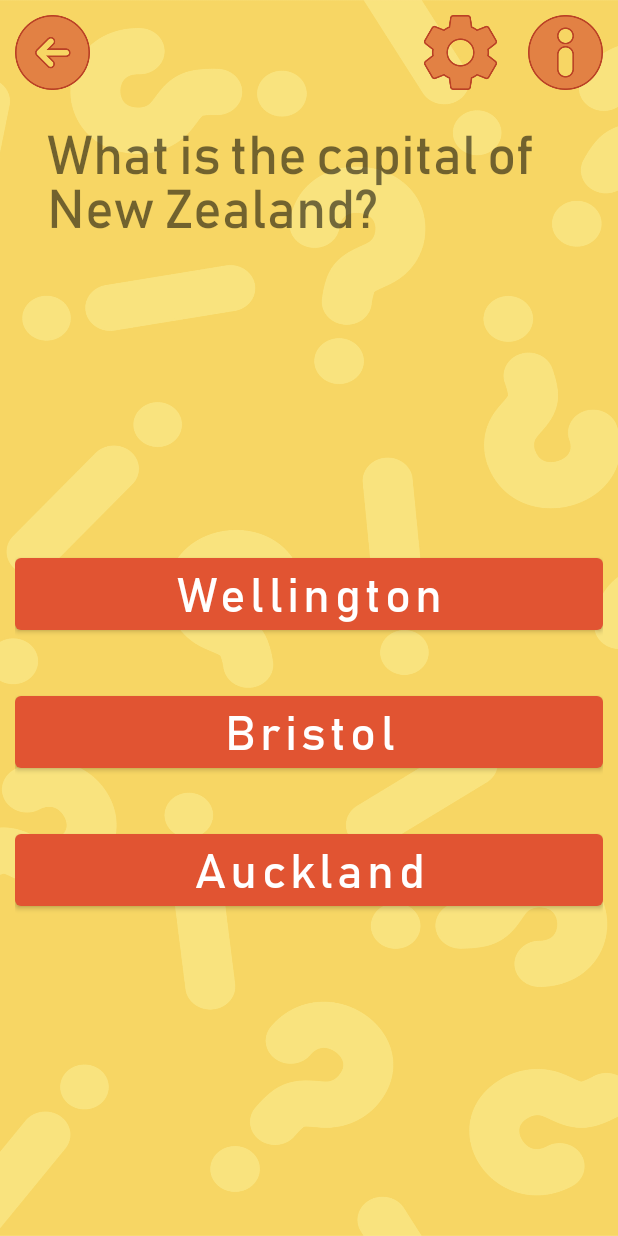
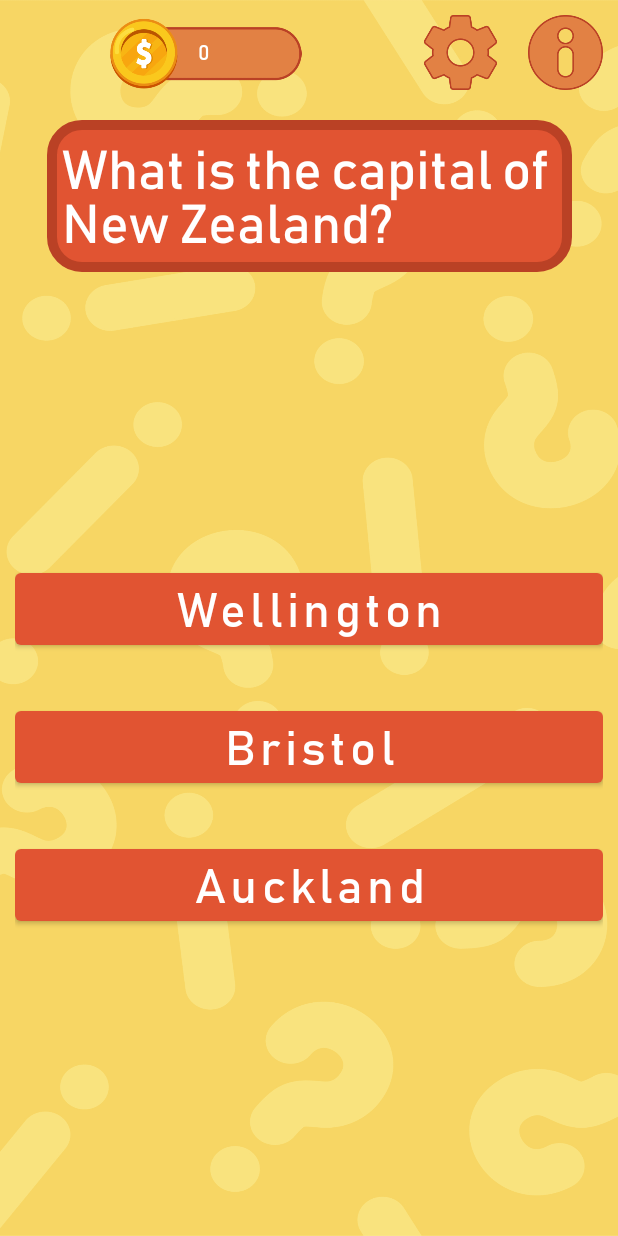
Before and after one commit to Ulianovaaa/FortuneWheel, an Android app: the QuestionFragment screen opened through its navigation route, on a phone screen of 412 x 824 dp. Run offline under Robolectric (Android 15) with nearby library versions, the phone set to English and light mode, and no system bars.

Commit message:
деньги показываются

```diff
--- a/app/src/main/java/com/izzzya/fortunewheel/QuestionFragment.kt
+++ b/app/src/main/java/com/izzzya/fortunewheel/QuestionFragment.kt
@@ -8,6 +8,7 @@ import android.view.TextureView
 import android.view.View
 import android.view.ViewGroup
 import android.widget.Button
+import android.widget.ImageView
 import android.widget.TextView
 import android.widget.Toast
 import androidx.fragment.app.findFragment
@@ -34,6 +35,7 @@ class QuestionFragment : Fragment() {
 
     override fun onViewCreated(view: View, savedInstanceState: Bundle?) {
         super.onViewCreated(view, savedInstanceState)
+        requireActivity().findViewById<ImageView>(R.id.backBtn).visibility = View.GONE
         val header = view.findViewById<TextView>(R.id.questionTV)
         val ans1 = view.findViewById<Button>(R.id.answerBtn1)
         val ans2 = view.findViewById<Button>(R.id.answerBtn2)
--- a/app/src/main/java/com/izzzya/fortunewheel/WheelFragment.kt
+++ b/app/src/main/java/com/izzzya/fortunewheel/WheelFragment.kt
@@ -11,6 +11,7 @@ import android.view.animation.DecelerateInterpolator
 import android.view.animation.RotateAnimation
 import android.widget.Button
 import android.widget.ImageView
+import android.widget.TextView
 import android.widget.Toast
 import androidx.navigation.fragment.findNavController
 import java.util.Random
@@ -40,6 +41,7 @@ class WheelFragment : Fragment() {
 
     override fun onViewCreated(view: View, savedInstanceState: Bundle?) {
         super.onViewCreated(view, savedInstanceState)
+        requireActivity().findViewById<ImageView>(R.id.backBtn).visibility = View.GONE
         val spinBtn = view.findViewById<Button>(R.id.spinBtn)
         val earned = 0
         val wheel = view.findViewById<ImageView>(R.id.wheelIV)
@@ -61,6 +63,7 @@ class WheelFragment : Fragment() {
                 override fun onAnimationEnd(p0: Animation?) {
                     val earnedCoins = sectors[sectors.size-(rndSectorIndex+1)]
                     Toast.makeText(requireContext(), earnedCoins.toString(), Toast.LENGTH_SHORT).show()
+                    requireActivity().findViewById<TextView>(R.id.moneyTV).text = earnedCoins.toString()
                     spinning = false
                     findNavController().navigate(R.id.action_global_questionFragment)
 
--- a/app/src/main/res/layout/activity_main.xml
+++ b/app/src/main/res/layout/activity_main.xml
@@ -38,6 +38,27 @@
             android:padding="10dp"
             android:layout_width="70dp"
             android:layout_height="70dp"/>
+
+        <ImageView
+            android:id="@+id/moneyIV"
+            android:layout_width="200dp"
+            android:layout_height="70dp"
+            android:padding="10dp"
+            app:layout_constraintEnd_toStartOf="@+id/settingsBtn"
+            app:layout_constraintStart_toStartOf="@+id/backBtn"
+            app:layout_constraintTop_toTopOf="parent"
+            app:srcCompat="@drawable/money" />
+
+        <TextView
+            android:id="@+id/moneyTV"
+            android:layout_width="wrap_content"
+            android:layout_height="wrap_content"
+            android:text="0"
+            app:layout_constraintBottom_toBottomOf="parent"
+            app:layout_constraintEnd_toEndOf="@+id/moneyIV"
+            app:layout_constraintStart_toStartOf="@+id/moneyIV"
+            app:layout_constraintTop_toTopOf="parent"
+            android:textColor="@color/white"/>
     </androidx.constraintlayout.widget.ConstraintLayout>
 
     <androidx.fragment.app.FragmentContainerView
--- a/app/src/main/res/layout/fragment_question.xml
+++ b/app/src/main/res/layout/fragment_question.xml
@@ -24,6 +24,9 @@
             android:breakStrategy="simple"
             android:maxWidth="350dp"
             android:singleLine="false"
+            android:background="@drawable/button_back"
+            android:padding="10dp"
+            android:textColor="@color/white"
             />
 
         <Button
```
Also changed, not shown: app/src/main/res/drawable/money.png (added), app/src/main/res/drawable/wheel_spin.png.
